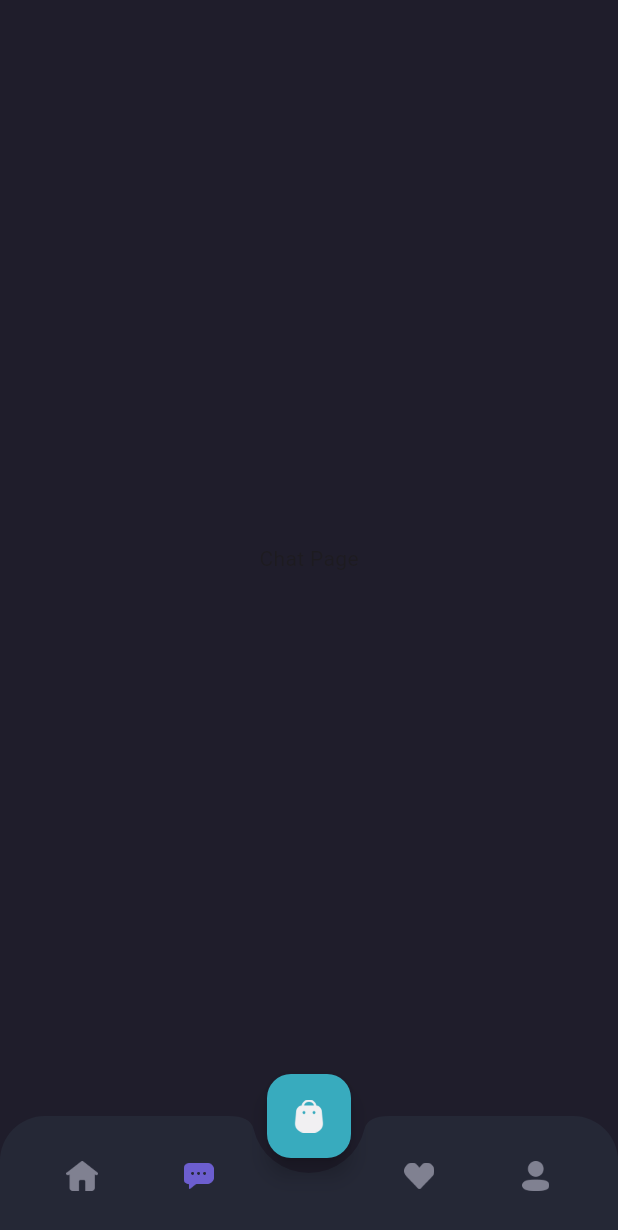
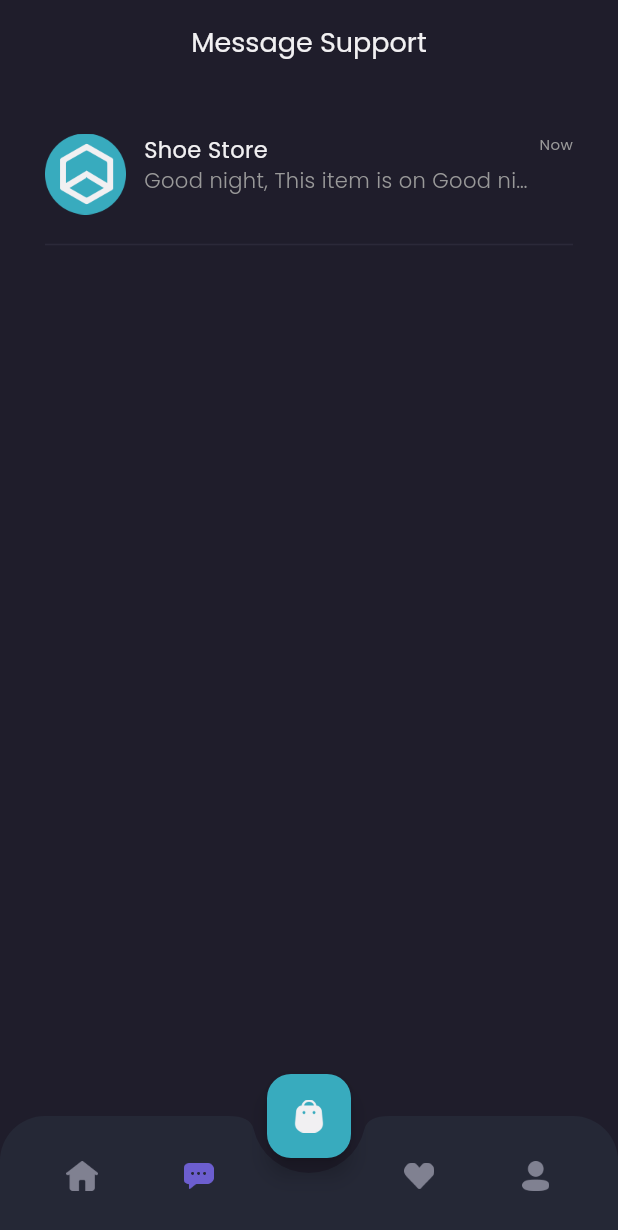
Before and after one commit to fachrulfaathir/ecomerce_flutter, a Flutter app: the MainPage screen opened by its route, item 2 of the bottom bar chosen, on a phone screen of 412 x 824 dp. Shown: the top 1230 px of the screen. Run offline on Flutter 3.47's test engine with Material 3 defaults, Android fonts, the phone set to English and light mode, and no system bars; our stand-ins replace google_fonts.

Commit message:
chat content

```diff
--- a/lib/pages/home/chat_page.dart
+++ b/lib/pages/home/chat_page.dart
@@ -1,12 +1,73 @@
+import 'package:ecomerce_flutter/pages/widget/chat_tile.dart';
+import 'package:ecomerce_flutter/theme.dart';
 import 'package:flutter/material.dart';
 
 class ChatPage extends StatelessWidget {
   const ChatPage({super.key});
 
+
+  Widget header(){
+    return AppBar(
+      backgroundColor: bgColor1,
+      centerTitle: true,
+      title: Text('Message Support', style: primaryTextStyle.copyWith(fontSize: 18)),
+      elevation: 0,
+      automaticallyImplyLeading: false,
+    );
+  }
+
+  Widget content(){
+    return  Container(
+      margin: EdgeInsets.only(left: defaultMargin, right: defaultMargin, top: 33),
+      child: Column(
+        children: [
+          ChatTile()
+        ],
+      ),
+    );
+  }
+
+  Widget emptyChat(){
+      return  Expanded(
+      child: Container(
+        color: bgColor3,
+        width: double.infinity,
+        child:
+        Column(
+          mainAxisAlignment: MainAxisAlignment.center,
+          children: [
+           Image.asset('assets/icon_headset.png', width: 80, height: 80,),
+           SizedBox(height: 20,),
+           Text('Opss no message yet?', style: primaryTextStyle.copyWith(fontSize: 16),),
+           SizedBox(height: 12,),
+           Text('You have never done a transaction', style: genreTextStyle,),
+           SizedBox(height: 20,),
+           SizedBox(
+            height: 44,
+             child: TextButton(onPressed: () {},
+             style: TextButton.styleFrom(
+              padding: EdgeInsets.symmetric(horizontal: 24, vertical: 10),
+              backgroundColor: primaryColor, shape: RoundedRectangleBorder(borderRadius: BorderRadius.circular(12))) ,
+              child:
+              Text('Explore Store', style: primaryTextStyle.copyWith(fontSize: 16))
+             ),
+           )
+          ],
+        )
+      ),
+    );
+  }
+
   @override
   Widget build(BuildContext context) {
     return Center(
-      child: Text('Chat Page'),
+      child: Column(
+        children: [
+          header(),
+          // emptyChat()
+          content()
+        ],
+      )
     );
   }
 }
--- /dev/null
+++ b/lib/pages/widget/chat_tile.dart
@@ -0,0 +1,33 @@
+import 'package:ecomerce_flutter/theme.dart';
+import 'package:flutter/material.dart';
+
+class ChatTile extends StatelessWidget {
+  const ChatTile({super.key});
+
+  @override
+  Widget build(BuildContext context) {
+    return Column(
+      children: [
+         Row(
+          crossAxisAlignment: CrossAxisAlignment.start,
+          children: [
+            Image.asset('assets/image_shop_logo.png', width: 54, height: 54,),
+            SizedBox(width: 12,),
+            Expanded(
+              child: Column(
+                crossAxisAlignment: CrossAxisAlignment.start,
+                children: [
+                  Text('Shoe Store', style: primaryTextStyle.copyWith(fontSize: 15),),
+                  Text('Good night, This item is on Good night, This item is on...', style: secondaryTextStyle.copyWith(fontWeight: light, overflow: TextOverflow.ellipsis),)
+                ],
+              ),
+            ),
+            Text('Now', style: secondaryTextStyle.copyWith(fontSize: 10),)
+          ]
+        ),
+        SizedBox(height: 12,),
+        Divider(thickness: 1, color: Color(0xff2B2939),)
+      ]
+    );
+  }
+}
```
